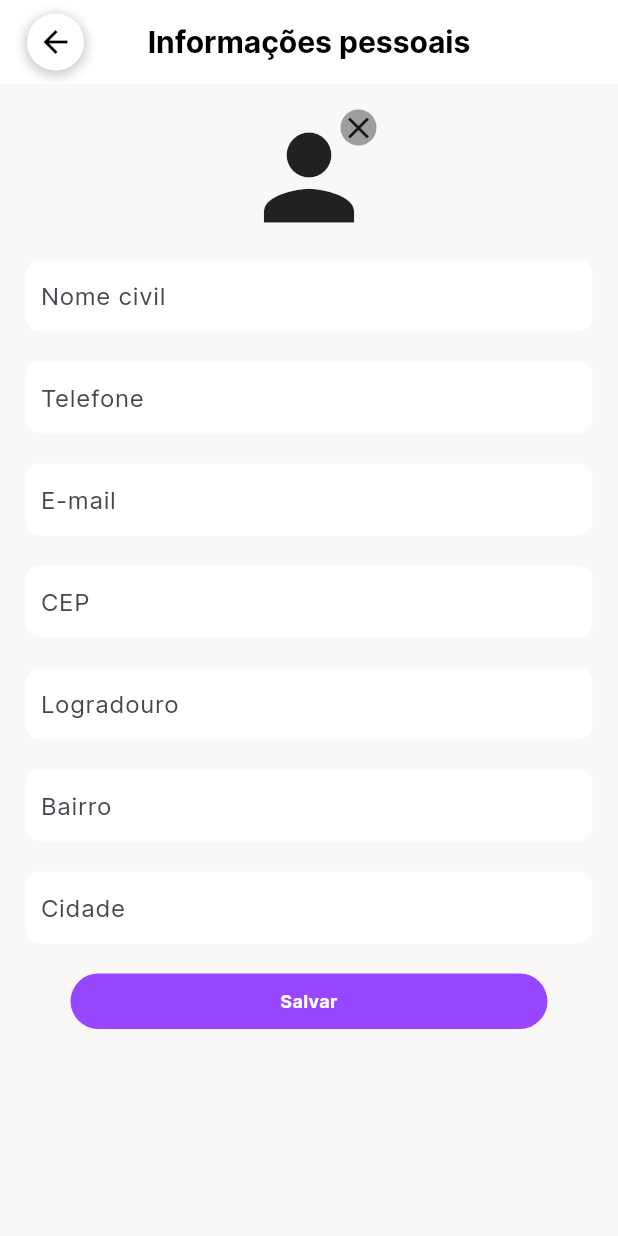
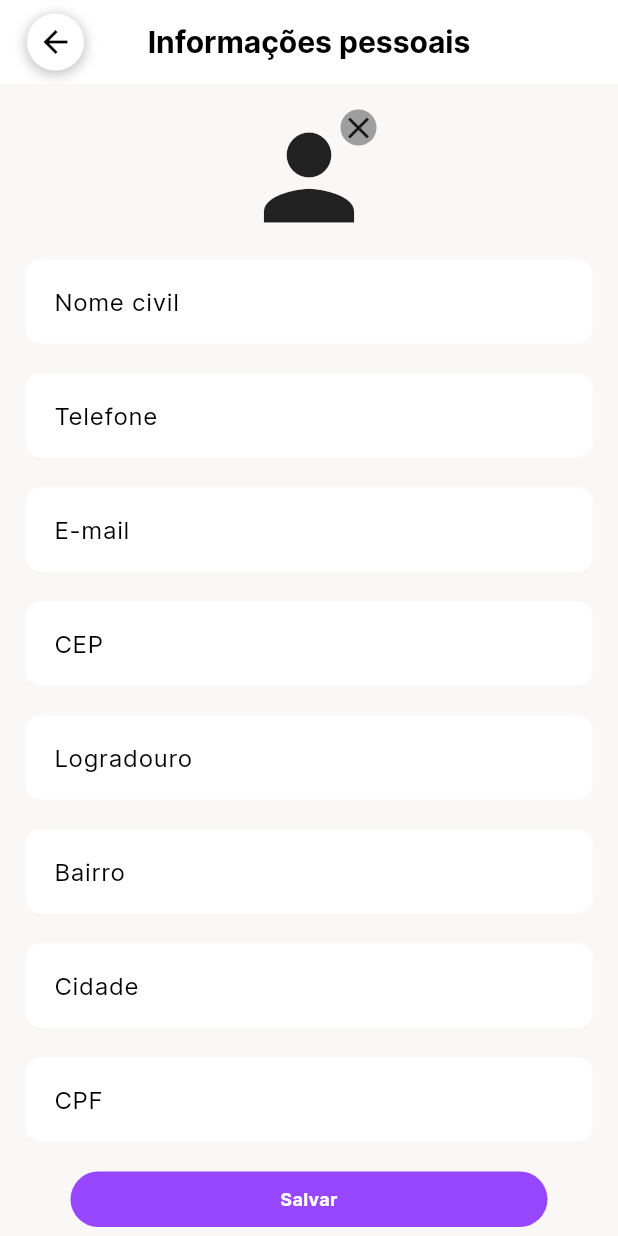
Before and after one commit to rodrigoaugusto99/git_flutter_festou, a Flutter app: the Profile screen opened directly, after a tap on "Informações pessoais", on a phone screen of 412 x 824 dp. Run offline on Flutter 3.47's test engine with Material 3 defaults, Android fonts, the phone set to English and light mode, and no system bars; our stand-ins replace animate_do, calendar_date_picker2, carousel_slider, cloud_firestore, emoji_picker_flutter, firebase_auth and 20 more; missing offline and left inert: image_painter, search_cep, social_share, svg_flutter, validatorless; accounts and stored records are empty; generated files the repository leaves out were written again; project files that could hold a hidden picture were left out.

Commit message:
add: cpf em informacoes pessoais

```diff
--- a/lib/main.dart
+++ b/lib/main.dart
@@ -7,7 +7,6 @@ import 'package:git_flutter_festou/src/features/auth/auth_page.dart';
 import 'package:git_flutter_festou/src/features/auth/verify_email_page.dart';
 import 'package:git_flutter_festou/src/features/bottomNavBar/bottomNavBarPage.dart';
 import 'package:git_flutter_festou/src/features/bottomNavBar/my%20favorite%20spaces%20mvvm/my_favorite_spaces_page.dart';
-import 'package:git_flutter_festou/src/features/bottomNavBar/profile/pages/locador/quero_ser_locador.dart';
 import 'package:git_flutter_festou/src/features/bottomNavBar/search/search_page.dart';
 import 'package:git_flutter_festou/src/features/bottomNavBar/profile/pages/help/help_page.dart';
 import 'package:git_flutter_festou/src/features/bottomNavBarLocador/bottomNavBarPageLocador.dart';
@@ -47,7 +46,6 @@ class MyApp extends StatelessWidget {
         '/register/space': (_) => const EspacoRegisterPage(),
         '/register/user/infos': (_) => const UserRegisterInfosPage(),
         '/account/help': (_) => const HelpPage(),
-        '/account/locador': (_) => QueroSerLocadorPage(),
         '/account/favorites': (_) => const MyFavoriteSpacePage(),
         '/home/my_spaces': (_) => const MySpacesPage(),
         '/home/all_spaces': (_) => const AllSpacesPage(),
--- a/lib/src/features/bottomNavBar/profile/pages/informações pessoais/informacoes_pessoais.dart
+++ b/lib/src/features/bottomNavBar/profile/pages/informações pessoais/informacoes_pessoais.dart
@@ -23,6 +23,7 @@ class _InformacoesPessoaisState extends ConsumerState<InformacoesPessoais> {
   TextEditingController logradourolEC = TextEditingController();
   TextEditingController bairroEC = TextEditingController();
   TextEditingController cidadeEC = TextEditingController();
+  TextEditingController cpfEC = TextEditingController();
 
   bool isEditingName = false;
   bool isEditingTelefone = false;
@@ -43,6 +44,7 @@ class _InformacoesPessoaisState extends ConsumerState<InformacoesPessoais> {
     logradourolEC = TextEditingController(text: widget.userModel.logradouro);
     bairroEC = TextEditingController(text: widget.userModel.bairro);
     cidadeEC = TextEditingController(text: widget.userModel.cidade);
+    cpfEC = TextEditingController(text: widget.userModel.cpf);
   }
 
   @override
@@ -54,7 +56,6 @@ class _InformacoesPessoaisState extends ConsumerState<InformacoesPessoais> {
     logradourolEC.dispose();
     bairroEC.dispose();
     cidadeEC.dispose();
-
     super.dispose();
   }
 
@@ -218,6 +219,11 @@ class _InformacoesPessoaisState extends ConsumerState<InformacoesPessoais> {
                 label: 'Cidade',
                 controller: cidadeEC,
               ),
+              myRow(
+                enable: false,
+                label: 'CPF',
+                controller: cpfEC,
+              ),
               GestureDetector(
                 onTap: () async {
                   final bool2 = await informacoesPessoaisVm
@@ -268,15 +274,9 @@ class _InformacoesPessoaisState extends ConsumerState<InformacoesPessoais> {
   Widget myRow({
     required String label,
     required TextEditingController controller,
+    bool enable = true,
   }) {
-    return Row(
-      mainAxisAlignment: MainAxisAlignment.spaceBetween,
-      children: [
-        Expanded(
-          child: Column(
-            crossAxisAlignment: CrossAxisAlignment.start,
-            children: [
-              Padding(
+    return Padding(
       padding: const EdgeInsets.symmetric(vertical: 10),
       child: Container(
         padding: const EdgeInsets.symmetric(horizontal: 10),
@@ -284,25 +284,58 @@ class _InformacoesPessoaisState extends ConsumerState<InformacoesPessoais> {
           borderRadius: BorderRadius.circular(10),
           color: Colors.white,
         ),
-                  child: TextField(
+        child: TextFormField(
+          textInputAction: TextInputAction.done,
+          //onFieldSubmitted: onFieldSubmitted,
+          enabled: enable,
           controller: controller,
+
+          style: TextStyle(
+              color: enable ? Colors.black : Colors.grey,
+              overflow: TextOverflow.ellipsis),
+
           decoration: InputDecoration(
-                      labelText: label,
-                      border: InputBorder.none,
-                      enabledBorder: InputBorder.none,
-                      focusedBorder: InputBorder.none,
-                      errorBorder: InputBorder.none,
-                      disabledBorder: InputBorder.none,
-                      contentPadding: EdgeInsets
-                          .zero, // Remova o preenchimento interno, se necessário
+            labelStyle: const TextStyle(color: Colors.black),
+            contentPadding: const EdgeInsets.symmetric(
+              vertical: 16.0,
+              horizontal: 5.0,
+            ),
+            label: Text(label),
+            hintStyle: const TextStyle(
+              fontSize: 16,
+              color: Color(0xff48464C),
+              fontWeight: FontWeight.w400,
+            ),
+            border: OutlineInputBorder(
+              borderRadius: BorderRadius.circular(4.0),
+              borderSide: const BorderSide(
+                color: Colors.black,
+                width: 1.0,
+              ),
+            ),
+            disabledBorder: OutlineInputBorder(
+              borderRadius: BorderRadius.circular(4.0),
+              borderSide: const BorderSide(
+                color: Colors.white,
+                width: 1.0,
+              ),
+            ),
+            enabledBorder: OutlineInputBorder(
+              borderRadius: BorderRadius.circular(4.0),
+              borderSide: const BorderSide(
+                color: Colors.white,
+                width: 1.0,
+              ),
+            ),
+            focusedBorder: OutlineInputBorder(
+              borderRadius: BorderRadius.circular(4.0),
+              borderSide: const BorderSide(
+                color: Colors.white,
               ),
             ),
           ),
-              )
-            ],
         ),
       ),
-      ],
     );
   }
 }
--- a/lib/src/features/bottomNavBar/profile/profile.dart
+++ b/lib/src/features/bottomNavBar/profile/profile.dart
@@ -82,8 +82,6 @@ class _ProfileState extends ConsumerState<Profile> {
                   bairro: data['user_address']?['bairro'] ?? '',
                   cidade: data['user_address']?['cidade'] ?? '',
                   id: userModel.id,
-                  doc1Url: data['doc1_url'] ?? '',
-                  doc2Url: data['doc2_url'] ?? '',
                   avatarUrl: data['avatar_url'] ?? '',
                 );
 
--- a/lib/src/models/user_model.dart
+++ b/lib/src/models/user_model.dart
@@ -8,8 +8,6 @@ class UserModel {
   final String bairro;
   final String cidade;
   final String id;
-  final String doc1Url;
-  final String doc2Url;
   final String avatarUrl;
 
   UserModel({
@@ -22,8 +20,6 @@ class UserModel {
     required this.bairro,
     required this.cidade,
     required this.id,
-    required this.doc1Url,
-    required this.doc2Url,
     required this.avatarUrl,
   });
 }
--- a/lib/src/repositories/space/space_firestore_repository_impl.dart
+++ b/lib/src/repositories/space/space_firestore_repository_impl.dart
@@ -422,8 +422,6 @@ p decidir o isFavorited*/
           bairro: data['user_address']?['bairro'] ?? '',
           cidade: data['user_address']?['cidade'] ?? '',
           id: userId,
-          doc1Url: data['doc1_url'] ?? '',
-          doc2Url: data['doc2_url'] ?? '',
           avatarUrl: data['avatar_url'] ?? '',
         );
 
--- a/lib/src/services/models_services.dart
+++ b/lib/src/services/models_services.dart
@@ -30,8 +30,6 @@ class ModelsServices {
           bairro: data['user_address']?['bairro'] ?? '',
           cidade: data['user_address']?['cidade'] ?? '',
           id: userId,
-          doc1Url: data['doc1_url'] ?? '',
-          doc2Url: data['doc2_url'] ?? '',
           avatarUrl: data['avatar_url'] ?? '',
         );
 
--- a/lib/src/services/user_service.dart
+++ b/lib/src/services/user_service.dart
@@ -7,6 +7,11 @@ class UserService {
   final FirebaseAuth _auth = FirebaseAuth.instance;
   final FirebaseFirestore _firestore = FirebaseFirestore.instance;
 
+  //todo: colocar o parametro "id" aqui.
+  //caso String id nao for null, entao esse ID
+  //que vais er usado para a pesquisa, e nao o id do current.User
+  //(sera usado p pegar user do feedback ou reserva etc.
+  //)
   Future<UserModel?> getCurrentUserModel() async {
     User? firebaseUser = _auth.currentUser;
     if (firebaseUser != null) {
@@ -28,8 +33,6 @@ class UserService {
           bairro: data['user_address']?['bairro'] ?? '',
           cidade: data['user_address']?['cidade'] ?? '',
           id: firebaseUser.uid,
-          doc1Url: data['doc1_url'] ?? '',
-          doc2Url: data['doc2_url'] ?? '',
           avatarUrl: data['avatar_url'] ?? '',
         );
       }
```
Also changed, not shown: lib/src/features/bottomNavBar/profile/pages/locador/quero_ser_locador.dart (deleted, +0 -70 lines), lib/src/features/bottomNavBar/profile/pages/locador/quero_ser_locador_vm.dart (deleted, +0 -40 lines), lib/src/repositories/user/user_firestore_repository.dart (+0 -7 lines), lib/src/repositories/user/user_firestore_repository_impl.dart (+0 -53 lines), lib/src/features/bottomNavBar/profile/pages/locador/quero_ser_locador_vm.g.dart (deleted), pubspec.lock. Lines whose indentation alone changed are shown as unchanged.
